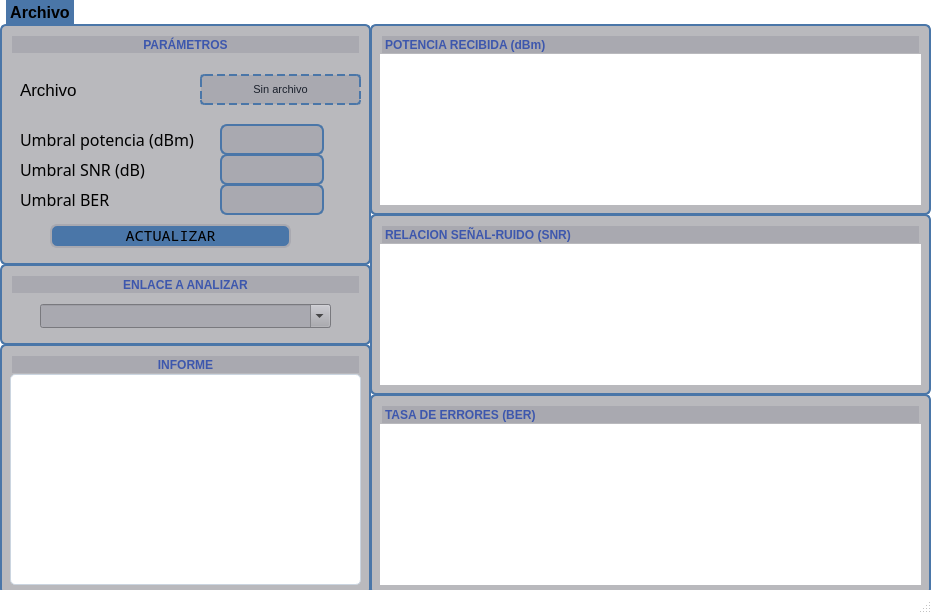
agusforchettti-png/Proyecto_Py, file V2/FrontEndProyecto.ui: the form before one commit.
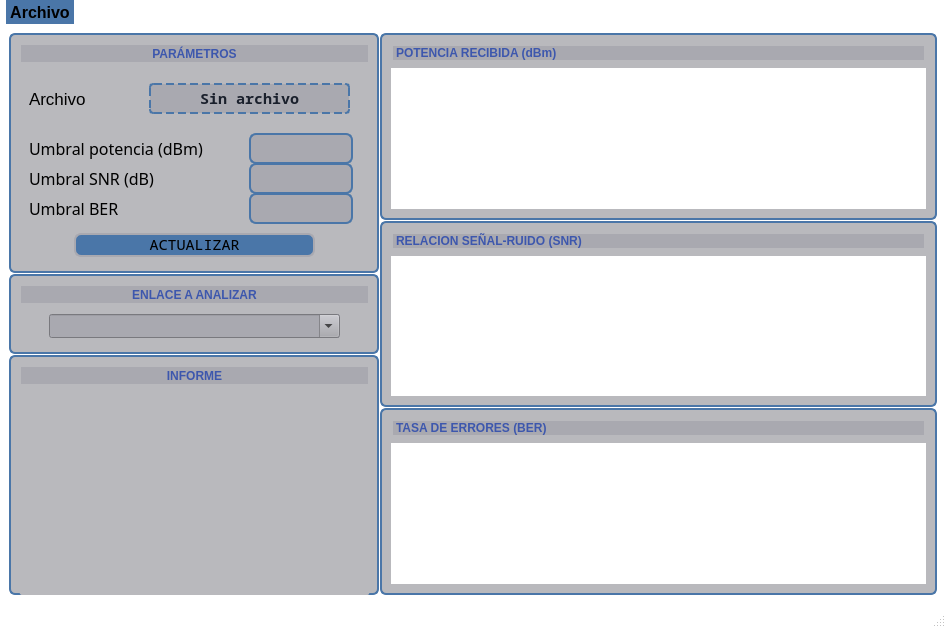
The form after the commit. Icons and pictures are not drawn.

```diff
--- a/V2/FrontEndProyecto.ui
+++ b/V2/FrontEndProyecto.ui
@@ -9,8 +9,8 @@
    <rect>
     <x>0</x>
     <y>0</y>
-    <width>932</width>
-    <height>614</height>
+    <width>946</width>
+    <height>628</height>
    </rect>
   </property>
   <property name="palette">
@@ -88,14 +88,28 @@
    <enum>QTabWidget::TabShape::Triangular</enum>
   </property>
   <widget class="QWidget" name="centralwidget">
+   <layout class="QHBoxLayout" name="horizontalLayout">
+    <property name="spacing">
+     <number>1</number>
+    </property>
+    <item>
+     <layout class="QVBoxLayout" name="verticalLayout_5">
+      <property name="spacing">
+       <number>1</number>
+      </property>
+      <item>
    <widget class="QFrame" name="frame_parametros">
-    <property name="geometry">
-     <rect>
-      <x>0</x>
-      <y>0</y>
-      <width>371</width>
-      <height>241</height>
-     </rect>
+        <property name="minimumSize">
+         <size>
+          <width>370</width>
+          <height>210</height>
+         </size>
+        </property>
+        <property name="maximumSize">
+         <size>
+          <width>370</width>
+          <height>240</height>
+         </size>
     </property>
     <property name="styleSheet">
      <string notr="true">#frame_parametros {
@@ -371,7 +385,7 @@
     <widget class="QTextEdit" name="textEdit_4">
      <property name="geometry">
       <rect>
-       <x>220</x>
+           <x>240</x>
        <y>100</y>
        <width>104</width>
        <height>31</height>
@@ -643,7 +657,7 @@
     <widget class="QTextEdit" name="textEdit_3">
      <property name="geometry">
       <rect>
-       <x>220</x>
+           <x>240</x>
        <y>160</y>
        <width>104</width>
        <height>31</height>
@@ -785,7 +799,7 @@
     <widget class="QTextEdit" name="textEdit_5">
      <property name="geometry">
       <rect>
-       <x>220</x>
+           <x>240</x>
        <y>130</y>
        <width>104</width>
        <height>31</height>
@@ -927,7 +941,7 @@
     <widget class="QPushButton" name="pushbutton_actualizar">
      <property name="geometry">
       <rect>
-       <x>50</x>
+           <x>65</x>
        <y>200</y>
        <width>241</width>
        <height>24</height>
@@ -1294,36 +1308,54 @@
     <widget class="QLabel" name="label_nombre_archivo">
      <property name="geometry">
       <rect>
-       <x>200</x>
+           <x>140</x>
        <y>50</y>
-       <width>161</width>
+           <width>201</width>
        <height>31</height>
       </rect>
      </property>
+         <property name="font">
+          <font>
+           <family>Noto Sans Mono</family>
+           <pointsize>-1</pointsize>
+           <bold>true</bold>
+          </font>
+         </property>
      <property name="styleSheet">
       <string notr="true">background-color: #A9A9B0;
 color: #1a202c;
 border: 1.5px dashed #4a76a8;
 border-radius: 4px;
 padding: 2px 6px;
-font-size: 11px;</string>
+font-family: &quot;Noto Sans Mono&quot;;
+font-size: 14px;
+font-weight: bold;</string>
      </property>
      <property name="text">
-      <string>Sin archivo</string>
+          <string>&lt;html&gt;&lt;head/&gt;&lt;body&gt;&lt;p&gt;&lt;span style=&quot; font-size:11pt;&quot;&gt;Sin archivo&lt;/span&gt;&lt;/p&gt;&lt;/body&gt;&lt;/html&gt;</string>
+         </property>
+         <property name="textFormat">
+          <enum>Qt::TextFormat::AutoText</enum>
      </property>
      <property name="alignment">
       <set>Qt::AlignmentFlag::AlignCenter</set>
      </property>
     </widget>
    </widget>
+      </item>
+      <item>
    <widget class="QFrame" name="frame_enlace">
-    <property name="geometry">
-     <rect>
-      <x>0</x>
-      <y>240</y>
-      <width>371</width>
-      <height>81</height>
-     </rect>
+        <property name="minimumSize">
+         <size>
+          <width>370</width>
+          <height>0</height>
+         </size>
+        </property>
+        <property name="maximumSize">
+         <size>
+          <width>370</width>
+          <height>80</height>
+         </size>
     </property>
     <property name="styleSheet">
      <string notr="true">#frame_enlace {
@@ -1556,14 +1588,20 @@
      </property>
     </widget>
    </widget>
+      </item>
+      <item>
    <widget class="QFrame" name="frame_parametros_2">
-    <property name="geometry">
-     <rect>
-      <x>0</x>
-      <y>320</y>
-      <width>371</width>
-      <height>251</height>
-     </rect>
+        <property name="minimumSize">
+         <size>
+          <width>370</width>
+          <height>0</height>
+         </size>
+        </property>
+        <property name="maximumSize">
+         <size>
+          <width>370</width>
+          <height>16777215</height>
+         </size>
     </property>
     <property name="styleSheet">
      <string notr="true">#frame_parametros_2 {
@@ -1610,9 +1648,9 @@
       </rect>
      </property>
      <property name="styleSheet">
-      <string notr="true">background-color: #ffffff;
+          <string notr="true">background-color: #B9B9BD;
 color: #1a202c;
-border: 1px solid #cbd5e0;
+border: 1px solid #B9B9BD;
 border-radius: 5px;
 padding: 4px;
 font-size: 11px;</string>
@@ -1620,16 +1658,29 @@
      <property name="readOnly">
       <bool>true</bool>
      </property>
-    </widget>
-   </widget>
+         <property name="tabStopDistance">
+          <double>70.000000000000000</double>
+         </property>
+        </widget>
+       </widget>
+      </item>
+     </layout>
+    </item>
+    <item>
+     <layout class="QVBoxLayout" name="verticalLayout_4" stretch="1,1,1">
+      <property name="spacing">
+       <number>1</number>
+      </property>
+      <item>
    <widget class="QFrame" name="frame_parametros_3">
-    <property name="geometry">
-     <rect>
-      <x>370</x>
-      <y>0</y>
-      <width>561</width>
-      <height>191</height>
-     </rect>
+        <property name="sizeIncrement">
+         <size>
+          <width>11</width>
+          <height>0</height>
+         </size>
+        </property>
+        <property name="autoFillBackground">
+         <bool>false</bool>
     </property>
     <property name="styleSheet">
      <string notr="true">#frame_parametros_3 {
@@ -1644,14 +1695,14 @@
     <property name="frameShadow">
      <enum>QFrame::Shadow::Raised</enum>
     </property>
+        <layout class="QVBoxLayout" name="verticalLayout">
+         <item>
     <widget class="QLabel" name="label_parametros_4">
-     <property name="geometry">
-      <rect>
-       <x>10</x>
-       <y>10</y>
-       <width>541</width>
-       <height>21</height>
-      </rect>
+           <property name="sizePolicy">
+            <sizepolicy hsizetype="Expanding" vsizetype="Fixed">
+             <horstretch>0</horstretch>
+             <verstretch>0</verstretch>
+            </sizepolicy>
      </property>
      <property name="styleSheet">
       <string notr="true">color: #3D57AD;
@@ -1666,28 +1717,30 @@
       <set>Qt::AlignmentFlag::AlignLeading|Qt::AlignmentFlag::AlignLeft|Qt::AlignmentFlag::AlignVCenter</set>
      </property>
     </widget>
+         </item>
+         <item>
     <widget class="QWidget" name="widget" native="true">
-     <property name="geometry">
-      <rect>
-       <x>10</x>
-       <y>30</y>
-       <width>541</width>
-       <height>151</height>
-      </rect>
+           <property name="sizePolicy">
+            <sizepolicy hsizetype="Expanding" vsizetype="Expanding">
+             <horstretch>0</horstretch>
+             <verstretch>0</verstretch>
+            </sizepolicy>
      </property>
      <property name="styleSheet">
       <string notr="true">background-color: #ffffff;</string>
      </property>
     </widget>
-   </widget>
+         </item>
+        </layout>
+       </widget>
+      </item>
+      <item>
    <widget class="QFrame" name="frame_parametros_6">
-    <property name="geometry">
-     <rect>
-      <x>370</x>
-      <y>190</y>
-      <width>561</width>
-      <height>181</height>
-     </rect>
+        <property name="sizePolicy">
+         <sizepolicy hsizetype="Expanding" vsizetype="Expanding">
+          <horstretch>0</horstretch>
+          <verstretch>0</verstretch>
+         </sizepolicy>
     </property>
     <property name="styleSheet">
      <string notr="true">#frame_parametros_6 {
@@ -1702,14 +1755,14 @@
     <property name="frameShadow">
      <enum>QFrame::Shadow::Raised</enum>
     </property>
+        <layout class="QVBoxLayout" name="verticalLayout_2">
+         <item>
     <widget class="QLabel" name="label_parametros_7">
-     <property name="geometry">
-      <rect>
-       <x>10</x>
-       <y>10</y>
-       <width>541</width>
-       <height>21</height>
-      </rect>
+           <property name="sizePolicy">
+            <sizepolicy hsizetype="Expanding" vsizetype="Fixed">
+             <horstretch>0</horstretch>
+             <verstretch>0</verstretch>
+            </sizepolicy>
      </property>
      <property name="styleSheet">
       <string notr="true">color: #3D57AD;
@@ -1724,29 +1777,25 @@
       <set>Qt::AlignmentFlag::AlignLeading|Qt::AlignmentFlag::AlignLeft|Qt::AlignmentFlag::AlignVCenter</set>
      </property>
     </widget>
+         </item>
+         <item>
     <widget class="QWidget" name="widget_3" native="true">
-     <property name="geometry">
-      <rect>
-       <x>10</x>
-       <y>30</y>
-       <width>541</width>
-       <height>141</height>
-      </rect>
+           <property name="sizePolicy">
+            <sizepolicy hsizetype="Expanding" vsizetype="Expanding">
+             <horstretch>0</horstretch>
+             <verstretch>0</verstretch>
+            </sizepolicy>
      </property>
      <property name="styleSheet">
       <string notr="true">background-color: #ffffff;</string>
      </property>
     </widget>
-   </widget>
+         </item>
+        </layout>
+       </widget>
+      </item>
+      <item>
    <widget class="QFrame" name="frame_parametros_7">
-    <property name="geometry">
-     <rect>
-      <x>370</x>
-      <y>370</y>
-      <width>561</width>
-      <height>201</height>
-     </rect>
-    </property>
     <property name="styleSheet">
      <string notr="true">#frame_parametros_7{
     background-color: #B9B9BD;
@@ -1760,14 +1809,14 @@
     <property name="frameShadow">
      <enum>QFrame::Shadow::Raised</enum>
     </property>
+        <layout class="QVBoxLayout" name="verticalLayout_3">
+         <item>
     <widget class="QLabel" name="label_parametros_8">
-     <property name="geometry">
-      <rect>
-       <x>10</x>
-       <y>10</y>
-       <width>541</width>
-       <height>21</height>
-      </rect>
+           <property name="sizePolicy">
+            <sizepolicy hsizetype="Expanding" vsizetype="Fixed">
+             <horstretch>0</horstretch>
+             <verstretch>0</verstretch>
+            </sizepolicy>
      </property>
      <property name="styleSheet">
       <string notr="true">color: #3D57AD;
@@ -1782,27 +1831,33 @@
       <set>Qt::AlignmentFlag::AlignLeading|Qt::AlignmentFlag::AlignLeft|Qt::AlignmentFlag::AlignVCenter</set>
      </property>
     </widget>
+         </item>
+         <item>
     <widget class="QWidget" name="widget_4" native="true">
-     <property name="geometry">
-      <rect>
-       <x>10</x>
-       <y>30</y>
-       <width>541</width>
-       <height>161</height>
-      </rect>
+           <property name="sizePolicy">
+            <sizepolicy hsizetype="Expanding" vsizetype="Expanding">
+             <horstretch>0</horstretch>
+             <verstretch>0</verstretch>
+            </sizepolicy>
      </property>
      <property name="styleSheet">
       <string notr="true">background-color: #ffffff;</string>
      </property>
     </widget>
-   </widget>
+         </item>
+        </layout>
+       </widget>
+      </item>
+     </layout>
+    </item>
+   </layout>
   </widget>
   <widget class="QMenuBar" name="menubar">
    <property name="geometry">
     <rect>
      <x>0</x>
      <y>0</y>
-     <width>932</width>
+     <width>946</width>
      <height>21</height>
     </rect>
    </property>
```
Left out of the diff: 3 changed lines with no effect on the pictures. Lines whose indentation alone changed are shown as unchanged.
